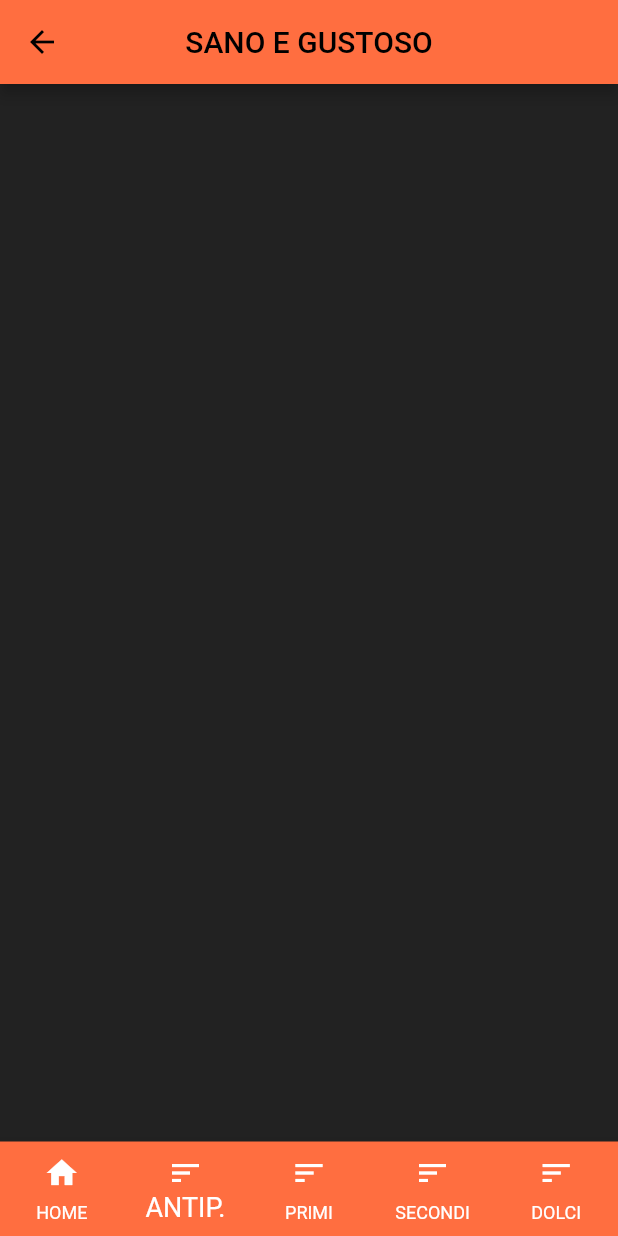
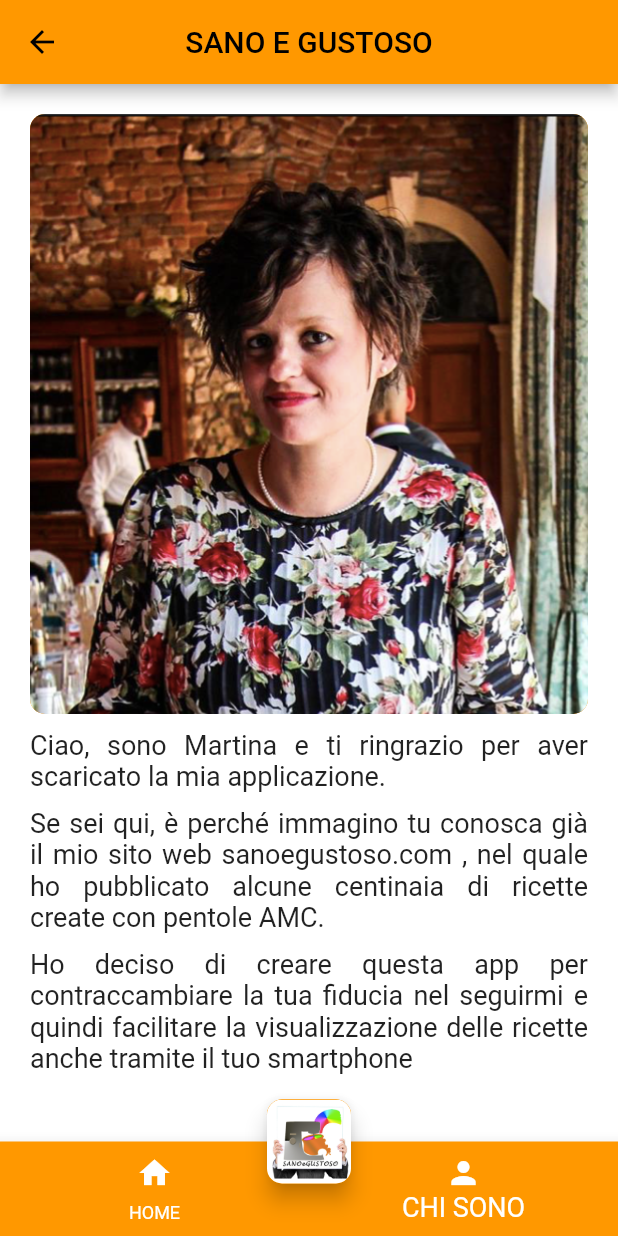
Before and after one commit to FabiodzDev/sano_e_gustoso, a Flutter app: the screen it shows after launch, item 2 of the bottom bar chosen, on a phone screen of 412 x 824 dp. Run offline on Flutter 3.47's test engine with Material 2 defaults, Android fonts, the phone set to English and light mode, and no system bars; our stand-ins replace splashscreen.

Commit message:
Logo + layout

```diff
--- a/lib/Antipasti.dart
+++ b/lib/Antipasti.dart
@@ -8,6 +8,52 @@ class Antipasti extends StatefulWidget {
 class _AntipastiState extends State<Antipasti> {
   @override
   Widget build(BuildContext context) {
-    return Container();
+    return SafeArea(
+        child: Container(
+      padding: EdgeInsets.all(20),
+      child: ListView(
+        children: [
+          Container(
+              height: 400,
+              decoration: BoxDecoration(
+                  color: Colors.orange,
+                  image: DecorationImage(
+                    image: AssetImage('images/martina.png'),
+                    fit: BoxFit.cover,
+                  ),
+                  borderRadius: BorderRadius.circular(10))),
+          SizedBox(
+            height: 10,
+          ),
+          Text(
+            'Ciao, sono Martina e ti ringrazio per aver scaricato la mia applicazione. ',
+            textAlign: TextAlign.justify,
+            style: TextStyle(
+              fontSize: 18,
+            ),
+          ),
+          SizedBox(
+            height: 10,
+          ),
+          Text(
+            'Se sei qui, è perché immagino tu conosca già il mio sito web sanoegustoso.com , nel quale ho pubblicato alcune centinaia di ricette create con pentole AMC.',
+            textAlign: TextAlign.justify,
+            style: TextStyle(
+              fontSize: 18,
+            ),
+          ),
+          SizedBox(
+            height: 10,
+          ),
+          Text(
+            'Ho deciso di creare questa app per contraccambiare la tua fiducia nel seguirmi e quindi facilitare la visualizzazione delle ricette anche tramite il tuo smartphone',
+            textAlign: TextAlign.justify,
+            style: TextStyle(
+              fontSize: 18,
+            ),
+          ),
+        ],
+      ),
+    ));
   }
 }
--- a/lib/home.dart
+++ b/lib/home.dart
@@ -35,7 +35,7 @@ class _HomexState extends State<Homex> {
                 fontStyle: FontStyle.italic, // corsivo
                 fontWeight: FontWeight.w500,
                 fontSize: 17,
-                color: Colors.deepOrange,
+                color: Colors.orange,
               ),
             ),
           ),
@@ -50,7 +50,7 @@ class _HomexState extends State<Homex> {
                 child: TextField(
                   controller: textFieldValueHolder,
                   cursorColor: Colors.deepOrange,
-                  style: TextStyle(color: Colors.white), // COLORE TESTO
+                  style: TextStyle(color: Colors.green), // COLORE TESTO
                   obscureText: false,
                   keyboardType: TextInputType.text,
                   decoration: InputDecoration(
@@ -60,7 +60,7 @@ class _HomexState extends State<Homex> {
                     ),
                     focusedBorder: OutlineInputBorder(
                       borderSide: BorderSide(
-                          color: Colors.white, width: 3.0),
+                          color: Colors.green, width: 3.0),
                     ),
                     border: OutlineInputBorder(
                         borderRadius: BorderRadius.circular(3.0),),
@@ -74,7 +74,7 @@ class _HomexState extends State<Homex> {
                   child: Icon(
                     Icons.search,
                     size: 40,
-                    color: Colors.deepOrangeAccent,
+                    color: Colors.orange,
                     semanticLabel: 'Trova',
                   ),
                 ),
@@ -87,7 +87,7 @@ class _HomexState extends State<Homex> {
               "IL RICETTARIO",
               style: TextStyle(
                 fontWeight: FontWeight.w500,
-                color: Colors.white,
+                color: Colors.green,
                 fontSize: 20,
               ),
             ),
@@ -103,7 +103,7 @@ class _HomexState extends State<Homex> {
                   child: Container(
                     height: 200,
                     decoration: BoxDecoration(
-                        color: Colors.orange,
+                        color: Colors.green,
                         image: DecorationImage(
                           image: AssetImage('images/ricettario.jpg'),
                           fit: BoxFit.cover,
@@ -124,7 +124,7 @@ class _HomexState extends State<Homex> {
               style: TextStyle(
                 fontWeight: FontWeight.w500,
                 fontSize: 20,
-                color: Colors.white,
+                color: Colors.green,
               ),
             ),
           ),
--- a/lib/main.dart
+++ b/lib/main.dart
@@ -42,7 +42,7 @@ class MyHomePage extends StatefulWidget {
 
 class _MyHomePageState extends State<MyHomePage> {
 
-  List <Widget> myPages = [Homex(), Antipasti()];
+  List <Widget> myPages = [Homex(), Antipasti(), Antipasti()];
   int selectedIndex = 0;
 
   @override
@@ -53,13 +53,29 @@ class _MyHomePageState extends State<MyHomePage> {
 
     return Scaffold(
       resizeToAvoidBottomPadding: false,  // DOVREBBE NON MANDARE IN OVERFLOW I BOTTONI
-      backgroundColor: Colors.black87,
+      backgroundColor: Colors.white,
+      floatingActionButton: FloatingActionButton(
+        shape: RoundedRectangleBorder(
+          borderRadius: BorderRadius.circular(10),
+        ),
+        child: Container(
+            decoration: BoxDecoration(
+                color: Colors.orange,
+                image: DecorationImage(
+                  image: AssetImage('images/logo.png'),
+                  fit: BoxFit.cover,
+                ),
+                borderRadius: BorderRadius.circular(10))
+        ),
+      ),
+      floatingActionButtonLocation: FloatingActionButtonLocation.centerDocked,
+
       appBar: AppBar(
         title: Text('SANO E GUSTOSO', style: TextStyle(
           color: Colors.black,
         ),),
         centerTitle: true,
-        backgroundColor: Colors.deepOrangeAccent,
+        backgroundColor: Colors.orange,
       ),
       // drawer: menuDrawer(),
       body: myPages[selectedIndex],
@@ -72,7 +88,7 @@ class _MyHomePageState extends State<MyHomePage> {
           });
         } ,
         type: BottomNavigationBarType.fixed,
-        backgroundColor: Colors.deepOrangeAccent,
+        backgroundColor: Colors.orange,
         selectedItemColor: Colors.white,
         selectedFontSize: 18,
         unselectedItemColor: Colors.white,
@@ -85,28 +101,13 @@ class _MyHomePageState extends State<MyHomePage> {
           ),
           BottomNavigationBarItem(
             icon: Icon(
-              Icons.sort,
+              Icons.person,
               color: Colors.white,
             ),
-            label: "ANTIP.",
+            label: "CHI SONO",
           ),
-          BottomNavigationBarItem(
-            icon: Icon(
-              Icons.sort,
-              color: Colors.white,
-            ),
-            label: "PRIMI",
-          ),
-          BottomNavigationBarItem(
-            icon: Icon(
-              Icons.sort,
-            ),
-            label: "SECONDI",
-          ),
-          BottomNavigationBarItem(
-            icon: Icon(Icons.sort),
-            label: "DOLCI",
-          ),
+
+
         ],
       ),
     );
```
Also changed, not shown: images/logo.png (added), images/martina.png (added).
